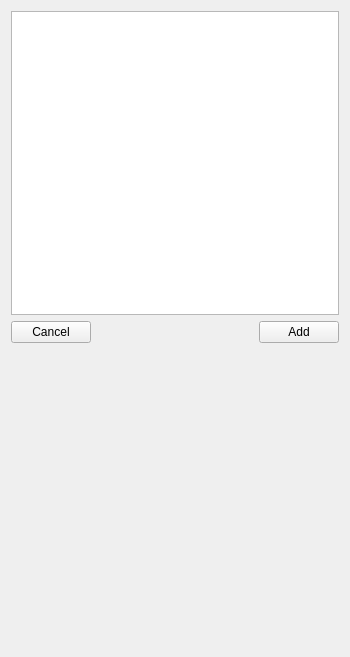
Before: the Qt Designer form GUIDialog/GUIMeshDialog/LocalSelectGroupWidget.ui in eeaapp6/AppFlow-Agent, drawn with Qt 5.
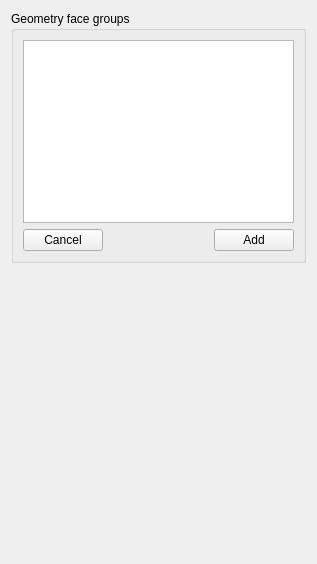
After: the same form once the commit is applied.

Commit message: 1.几何包围盒默认显示，并添加实时修改 2.面组选择界面添加注释

The edit to the form file:
```diff
--- a/GUIDialog/GUIMeshDialog/LocalSelectGroupWidget.ui
+++ b/GUIDialog/GUIMeshDialog/LocalSelectGroupWidget.ui
@@ -6,13 +6,19 @@
    <rect>
     <x>0</x>
     <y>0</y>
-    <width>350</width>
-    <height>657</height>
+    <width>317</width>
+    <height>564</height>
    </rect>
   </property>
   <property name="windowTitle">
    <string>Form</string>
   </property>
+  <layout class="QGridLayout" name="gridLayout_2">
+   <item row="0" column="0">
+    <widget class="QGroupBox" name="groupBox">
+     <property name="title">
+      <string>Geometry face groups</string>
+     </property>
   <layout class="QGridLayout" name="gridLayout">
    <item row="0" column="0">
     <widget class="QTableWidget" name="tableWidget"/>
@@ -48,7 +54,10 @@
      </item>
     </layout>
    </item>
-   <item row="2" column="0">
+     </layout>
+    </widget>
+   </item>
+   <item row="1" column="0">
     <spacer name="verticalSpacer">
      <property name="orientation">
       <enum>Qt::Vertical</enum>
```
Lines whose indentation alone changed are shown as unchanged. The commit also changes 7 other files.
